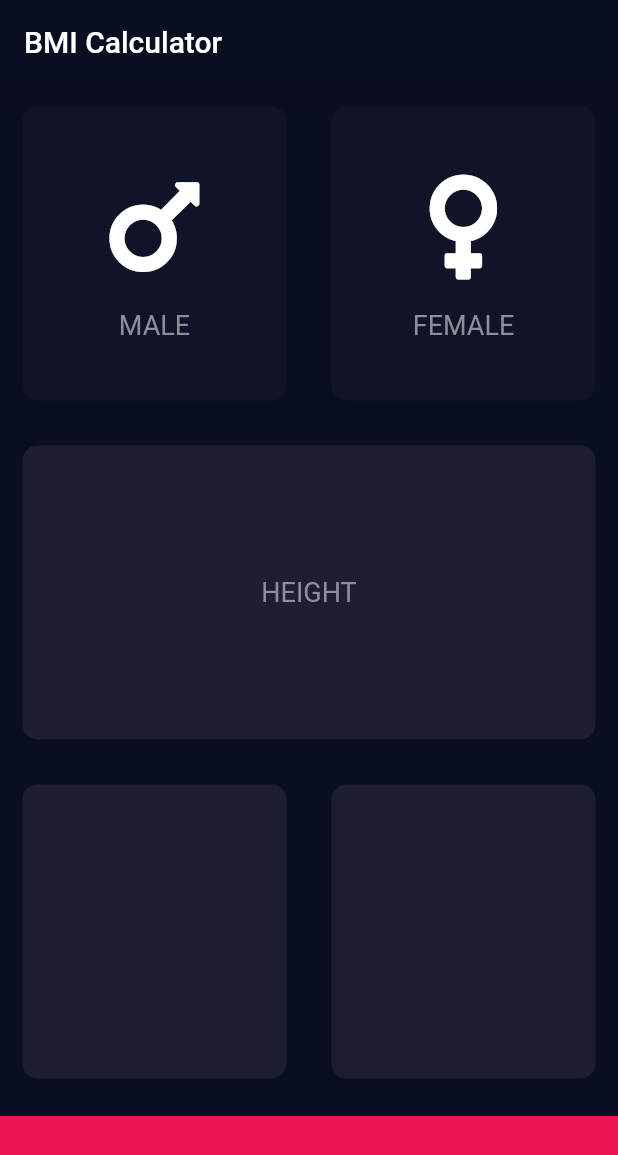
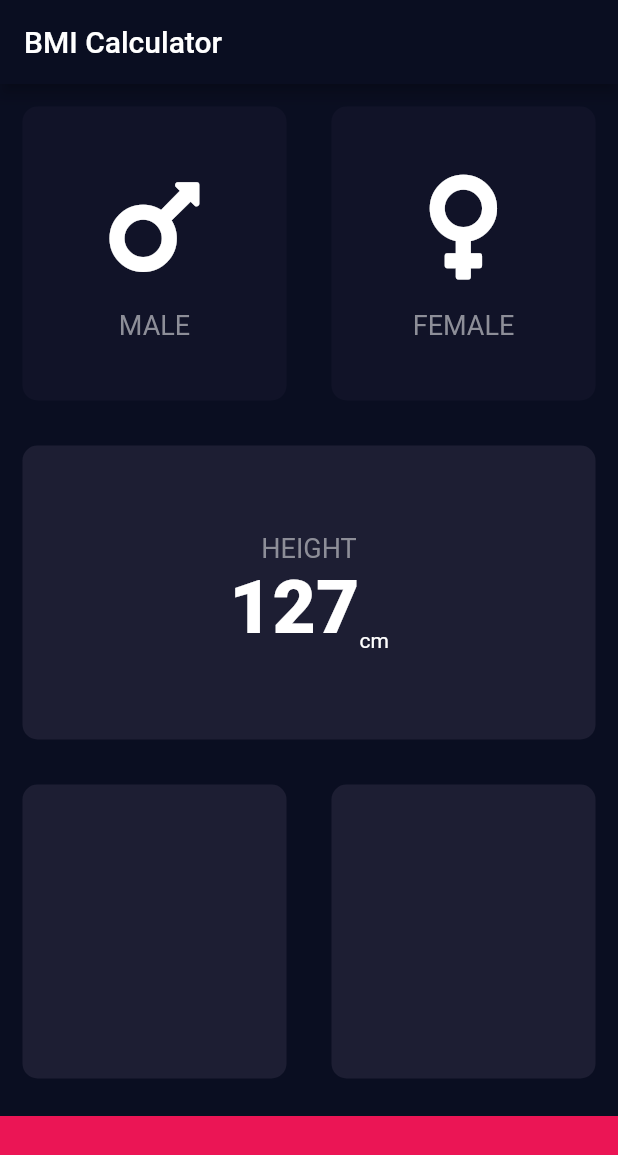
Before and after one commit to reymillenium/bmi_calculator_flutter_updated, a Flutter app: the screen it shows after launch, on a phone screen of 412 x 824 dp. Shown: the top 1155 px of the screen. Run offline on Flutter 3.47's test engine with Material 2 defaults, Android fonts, the phone set to English and light mode, and no system bars; our stand-ins replace font_awesome_flutter.

Commit message:
Modified lib/constants.dart by adding kHeightAmountTextStyle. Modified lib/input_page.dart by adding a row containing the number and the cms word

```diff
--- a/lib/constants.dart
+++ b/lib/constants.dart
@@ -7,6 +7,12 @@
   color: Color(0xFF8D8E98),
 );
 
+const kHeightAmountTextStyle = TextStyle(
+  fontSize: 50,
+  fontWeight: FontWeight.w900,
+  color: Colors.white,
+);
+
 const double kBottomContainerHeight = 80.0;
 const Color kActiveCardColor = Color(0xFF1D1E33);
 const Color kInactiveCardColor = Color(0xFF111328);
--- a/lib/input_page.dart
+++ b/lib/input_page.dart
@@ -26,6 +26,7 @@ class _InputPageState extends State<InputPage> {
         title: Text(widget.title),
       ),
       body: Column(
+        // crossAxisAlignment: CrossAxisAlignment.stretch,
         children: [
           // Row # 1: Gender Cards
           Expanded(
@@ -77,6 +78,19 @@ class _InputPageState extends State<InputPage> {
                     'HEIGHT',
                     style: kLabelTextStyle,
                   ),
+                  Row(
+                    mainAxisAlignment: MainAxisAlignment.center,
+                    crossAxisAlignment: CrossAxisAlignment.end,
+                    children: [
+                      Text(
+                        '127',
+                        style: kHeightAmountTextStyle,
+                      ),
+                      Text(
+                        'cm',
+                      ),
+                    ],
+                  )
                 ],
               ),
             ),
```
